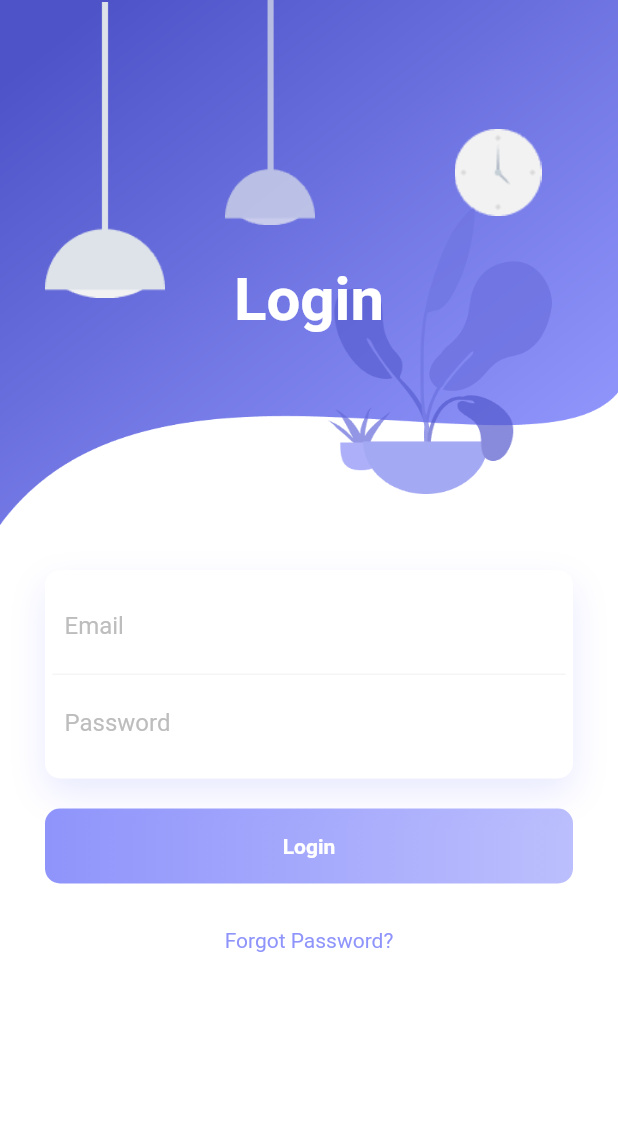
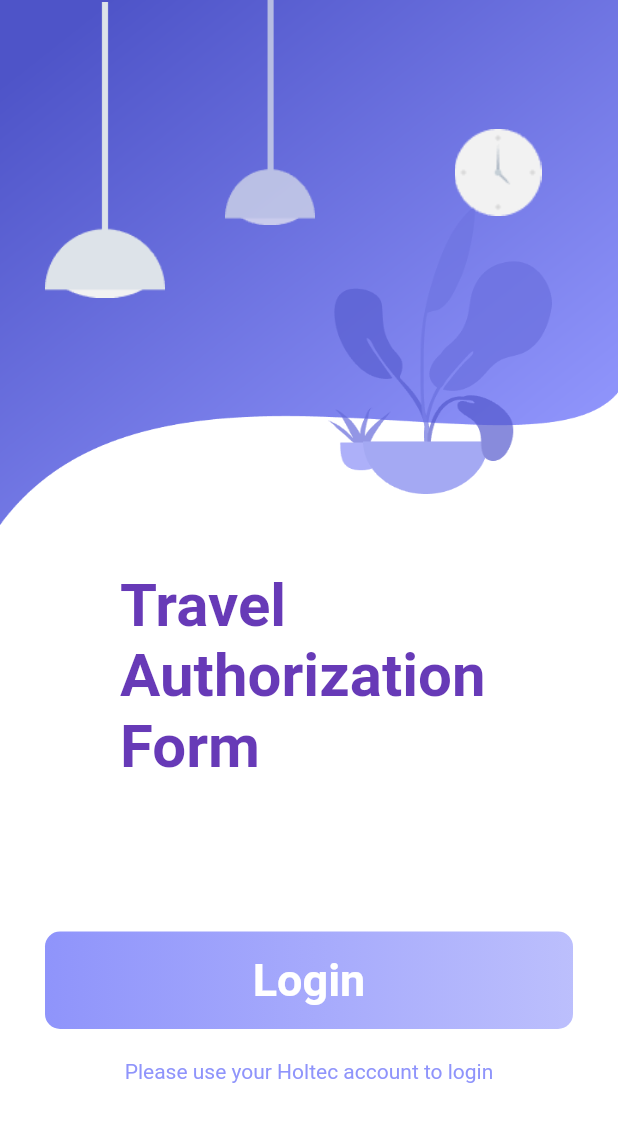
Before and after one commit to Riya-Chaudhary-dev/tar_form, a Flutter app: the screen it shows after launch, on a phone screen of 412 x 824 dp. Shown: the top 1122 px of the screen. Run offline on Flutter 3.47's test engine with Material 2 defaults, Android fonts, the phone set to English and light mode, and no system bars; our stand-ins replace simple_animations.

Commit message:
updated login page

```diff
--- /dev/null
+++ b/lib/BasicInfo.dart
@@ -0,0 +1,18 @@
+import 'package:flutter/material.dart';
+
+class BasicInfo extends StatefulWidget {
+  @override
+  _BasicInfoState createState() => _BasicInfoState();
+}
+
+class _BasicInfoState extends State<BasicInfo> {
+  @override
+  Widget build(BuildContext context) {
+    return Scaffold(
+      appBar: AppBar(
+        backgroundColor: Color.fromRGBO(143, 148, 251, 1),
+        title: Text('Traveler\'s Details',style: TextStyle(color: Colors.white),),
+      ),
+    );
+  }
+}
--- a/lib/login_page.dart
+++ b/lib/login_page.dart
@@ -62,14 +62,7 @@ class _LoginPageState extends State<LoginPage> {
                           ),
                         )),
                       ),
-                      Positioned(
-                        child: FadeAnimation(1.6, Container(
-                          margin: EdgeInsets.only(top: 50),
-                          child: Center(
-                            child: Text("Login", style: TextStyle(color: Colors.white, fontSize: 40, fontWeight: FontWeight.bold),),
-                          ),
-                        )),
-                      )
+
                     ],
                   ),
                 ),
@@ -77,52 +70,19 @@ class _LoginPageState extends State<LoginPage> {
                   padding: EdgeInsets.all(30.0),
                   child: Column(
                     children: <Widget>[
-                      FadeAnimation(1.8, Container(
-                        padding: EdgeInsets.all(5),
-                        decoration: BoxDecoration(
-                            color: Colors.white,
-                            borderRadius: BorderRadius.circular(10),
-                            boxShadow: [
-                              BoxShadow(
-                                  color: Color.fromRGBO(143, 148, 251, .2),
-                                  blurRadius: 20.0,
-                                  offset: Offset(0, 10)
-                              )
-                            ]
-                        ),
-                        child: Column(
-                          children: <Widget>[
-                            Container(
-                              padding: EdgeInsets.all(8.0),
-                              decoration: BoxDecoration(
-                                  border: Border(bottom: BorderSide(color: Colors.grey[100]))
-                              ),
-                              child: TextField(
-                                decoration: InputDecoration(
-                                    border: InputBorder.none,
-                                    hintText: "Email",
-                                    hintStyle: TextStyle(color: Colors.grey[400])
-                                ),
-                              ),
-                            ),
-                            Container(
-                              padding: EdgeInsets.all(8.0),
-                              child: TextField(
-                                decoration: InputDecoration(
-                                    border: InputBorder.none,
-                                    hintText: "Password",
-                                    hintStyle: TextStyle(color: Colors.grey[400])
-                                ),
-                              ),
-                            )
-                          ],
+
+                      FadeAnimation(1.6, Container(
+                        margin: EdgeInsets.only(left:50,right: 50,),
+                        child: Center(
+                          child: Text("Travel Authorization Form", style: TextStyle(color: Colors.deepPurple, fontSize: 40, fontWeight: FontWeight.bold),),
                         ),
                       )),
-                      SizedBox(height: 20,),
+                      SizedBox(height: 100,),
                       FadeAnimation(2, Container(
-                        height: 50,
+                        height: 65,
                         decoration: BoxDecoration(
                             borderRadius: BorderRadius.circular(10),
+
                             gradient: LinearGradient(
                                 colors: [
                                   Color.fromRGBO(143, 148, 251, 1),
@@ -131,11 +91,12 @@ class _LoginPageState extends State<LoginPage> {
                             )
                         ),
                         child: Center(
-                          child: Text("Login", style: TextStyle(color: Colors.white, fontWeight: FontWeight.bold),),
+                          child: Text("Login", style: TextStyle(color: Colors.white, fontWeight: FontWeight.bold,fontSize: 30),),
                         ),
                       )),
-                      SizedBox(height: 30,),
-                      FadeAnimation(1.5, Text("Forgot Password?", style: TextStyle(color: Color.fromRGBO(143, 148, 251, 1)),)),
+                      SizedBox(height: 20,),
+                      FadeAnimation(1.5, Text("Please use your Holtec account to login", style: TextStyle(color: Color.fromRGBO(143, 148, 251, 1)),)),
+
                     ],
                   ),
                 )
```
